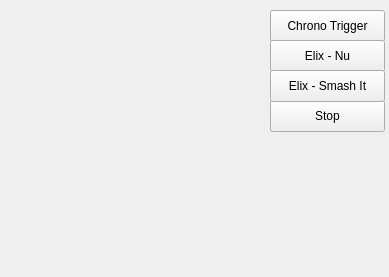
First picture: the form in MainWindow.ui, repository yupferris/snes-apu-dbg, before the edit.
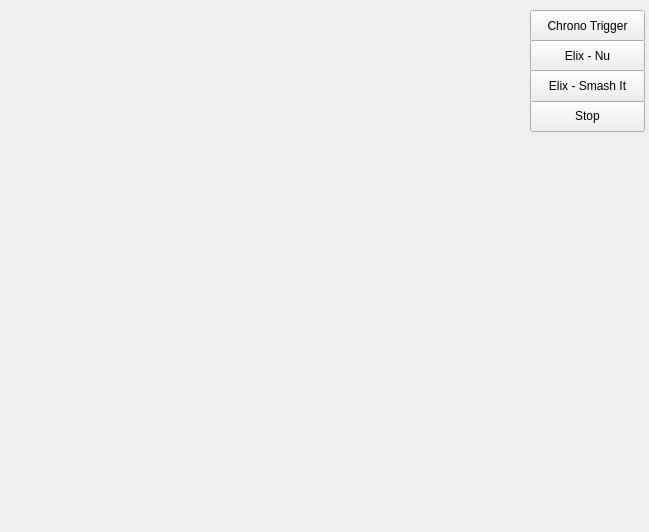
Second picture: the form after the edit.

The edit to the form file:
```diff
--- a/MainWindow.ui
+++ b/MainWindow.ui
@@ -6,8 +6,8 @@
    <rect>
     <x>0</x>
     <y>0</y>
-    <width>389</width>
-    <height>277</height>
+    <width>649</width>
+    <height>532</height>
    </rect>
   </property>
   <property name="windowTitle">
@@ -17,7 +17,7 @@
    <widget class="QPushButton" name="songAButton">
     <property name="geometry">
      <rect>
-      <x>270</x>
+      <x>530</x>
       <y>10</y>
       <width>115</width>
       <height>32</height>
@@ -30,7 +30,7 @@
    <widget class="QPushButton" name="songBButton">
     <property name="geometry">
      <rect>
-      <x>270</x>
+      <x>530</x>
       <y>40</y>
       <width>115</width>
       <height>32</height>
@@ -43,7 +43,7 @@
    <widget class="QPushButton" name="stopButton">
     <property name="geometry">
      <rect>
-      <x>270</x>
+      <x>530</x>
       <y>100</y>
       <width>115</width>
       <height>32</height>
@@ -58,15 +58,15 @@
      <rect>
       <x>10</x>
       <y>10</y>
-      <width>256</width>
-      <height>256</height>
+      <width>512</width>
+      <height>512</height>
      </rect>
     </property>
    </widget>
    <widget class="QPushButton" name="songCButton">
     <property name="geometry">
      <rect>
-      <x>270</x>
+      <x>530</x>
       <y>70</y>
       <width>115</width>
       <height>32</height>
```
